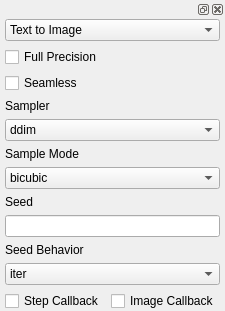
Above: frontend_sdgui/ui_widgets/sampler.ui from Marcus-Arcadius/ainodes-pyside before the change. Below: the same form after it.
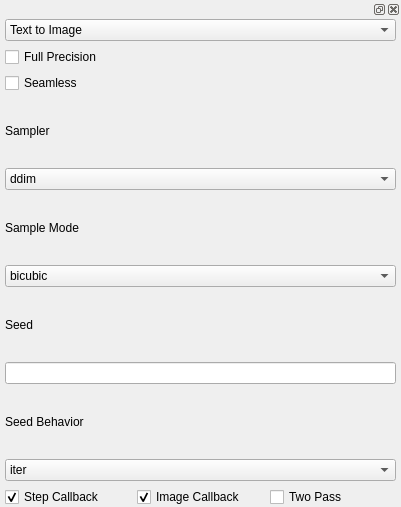
That is the form after the change.

Diff of the .ui file:
```diff
--- a/frontend_sdgui/ui_widgets/sampler.ui
+++ b/frontend_sdgui/ui_widgets/sampler.ui
@@ -6,8 +6,8 @@
    <rect>
     <x>0</x>
     <y>0</y>
-    <width>154</width>
-    <height>269</height>
+    <width>401</width>
+    <height>507</height>
    </rect>
   </property>
   <property name="windowTitle">
@@ -198,17 +198,33 @@
        </item>
        <item>
         <layout class="QGridLayout" name="gridLayout">
-         <item row="0" column="0">
-          <widget class="QCheckBox" name="step_cb">
-           <property name="text">
-            <string>Step Callback</string>
-           </property>
-          </widget>
-         </item>
          <item row="0" column="1">
           <widget class="QCheckBox" name="image_cb">
+           <property name="enabled">
+            <bool>true</bool>
+           </property>
            <property name="text">
             <string>Image Callback</string>
+           </property>
+           <property name="checked">
+            <bool>true</bool>
+           </property>
+          </widget>
+         </item>
+         <item row="0" column="0">
+          <widget class="QCheckBox" name="step_cb">
+           <property name="text">
+            <string>Step Callback</string>
+           </property>
+           <property name="checked">
+            <bool>true</bool>
+           </property>
+          </widget>
+         </item>
+         <item row="0" column="2">
+          <widget class="QCheckBox" name="twoPass">
+           <property name="text">
+            <string>Two Pass</string>
            </property>
           </widget>
          </item>
```
